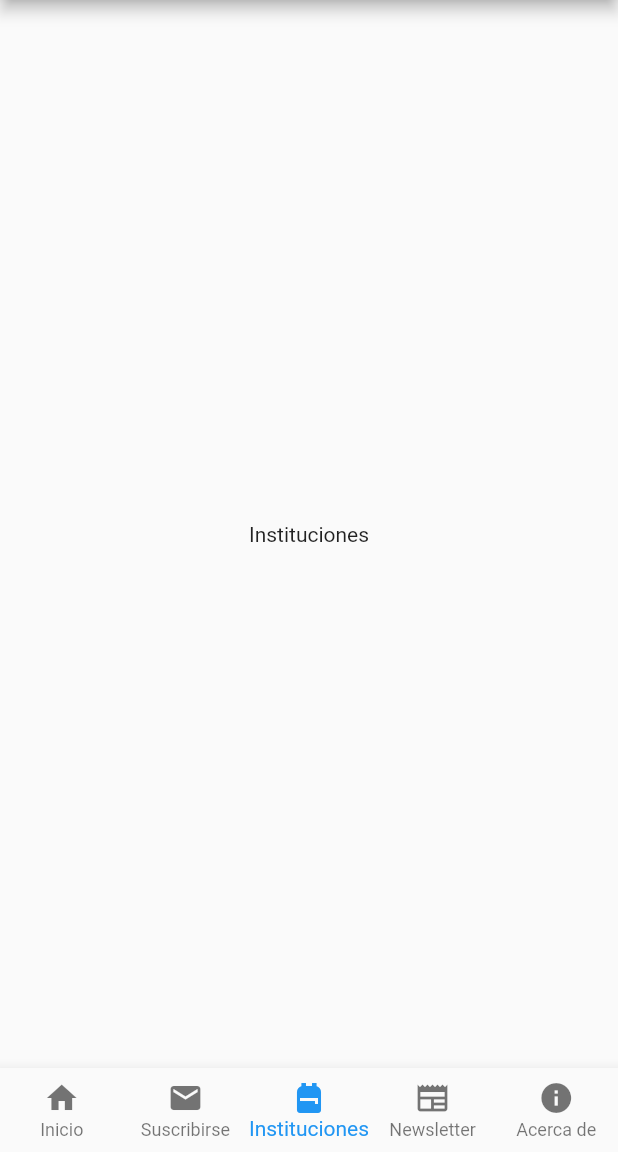
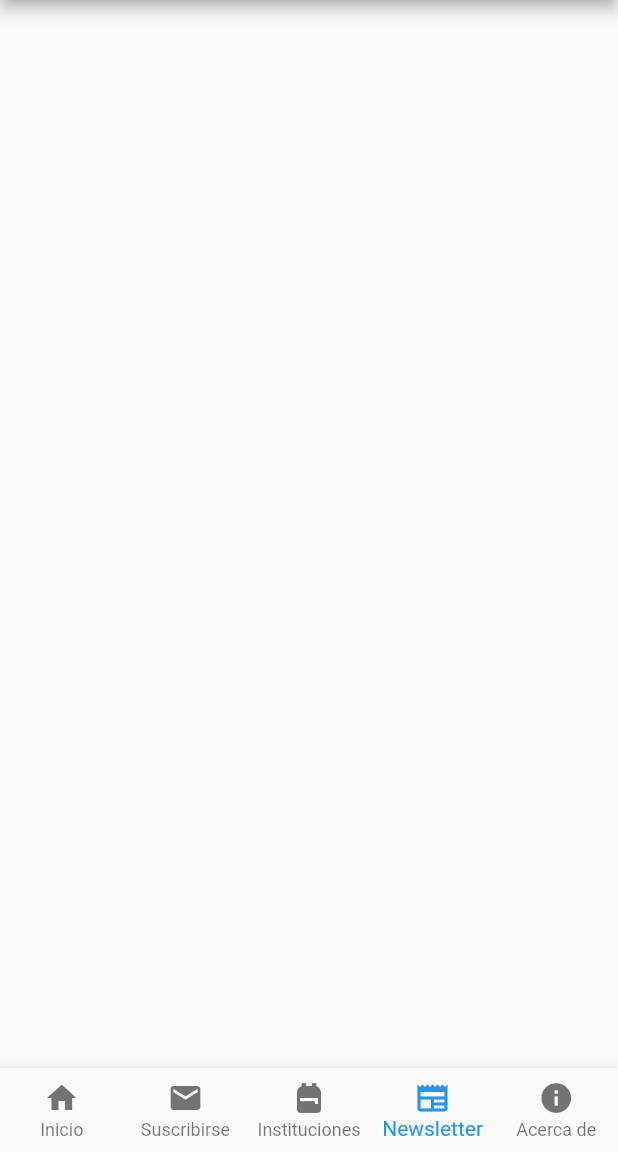
Before and after one commit to Pimpollo30/eduqro, a Flutter app: the screen it shows after launch, item 4 of the bottom bar chosen, on a phone screen of 412 x 824 dp, the part 84-1236 px from its top. Run offline on Flutter 3.47's test engine with Material 2 defaults, Android fonts, the phone set to English and light mode, and no system bars.

Commit message:
Added missing BottomNavigationBar pages

```diff
--- a/lib/pages/home_page.dart
+++ b/lib/pages/home_page.dart
@@ -1,5 +1,7 @@
+import 'package:eduqro/pages/acerca_de_page.dart';
 import 'package:eduqro/pages/busqueda_page.dart';
 import 'package:eduqro/pages/instituciones_page.dart';
+import 'package:eduqro/pages/newsletter_page.dart';
 import 'package:eduqro/pages/suscribirse_page.dart';
 import 'package:flutter/material.dart';
 
@@ -29,6 +31,8 @@
           BusquedaForm(),
           SuscribirsePage(),
           InstitucionesPage(),
+          NewsletterPage(),
+          AcercaDePage(),
           ],
       ),
       bottomNavigationBar: Navbar(),
--- /dev/null
+++ b/lib/pages/newsletter_page.dart
@@ -0,0 +1,10 @@
+import 'package:flutter/material.dart';
+
+class NewsletterPage extends StatelessWidget {
+  const NewsletterPage({super.key});
+
+  @override
+  Widget build(BuildContext context) {
+    return Container();
+  }
+}
```
Also changed, not shown: lib/pages/acerca_de_page.dart (added, +10 -0 lines).
